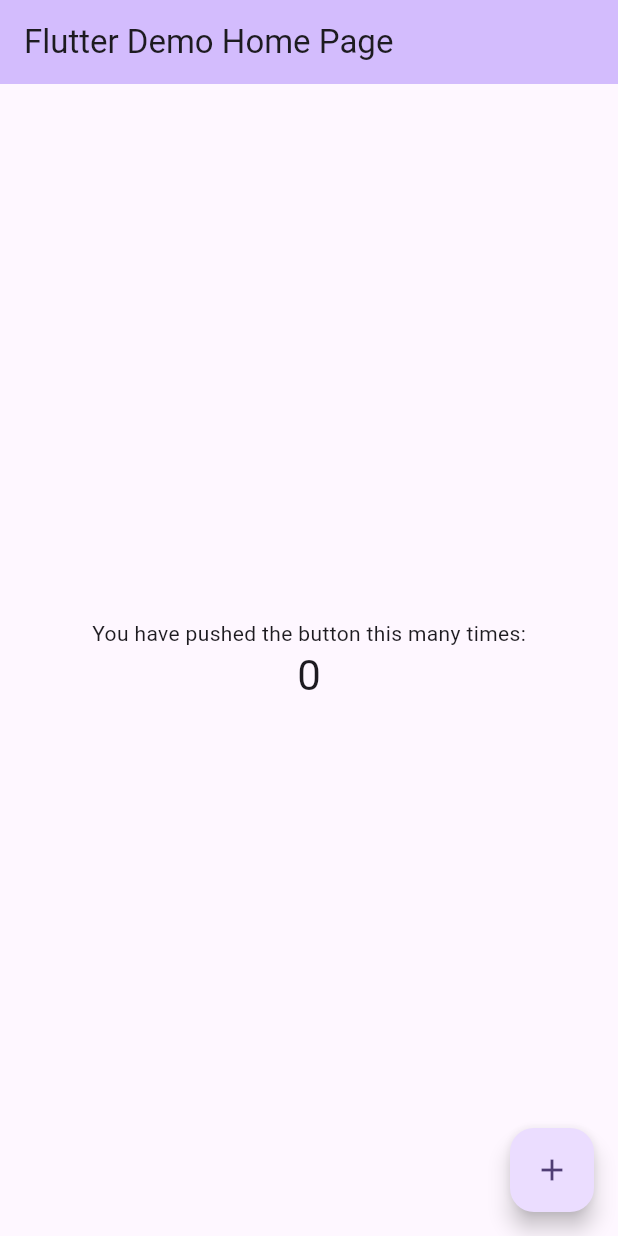
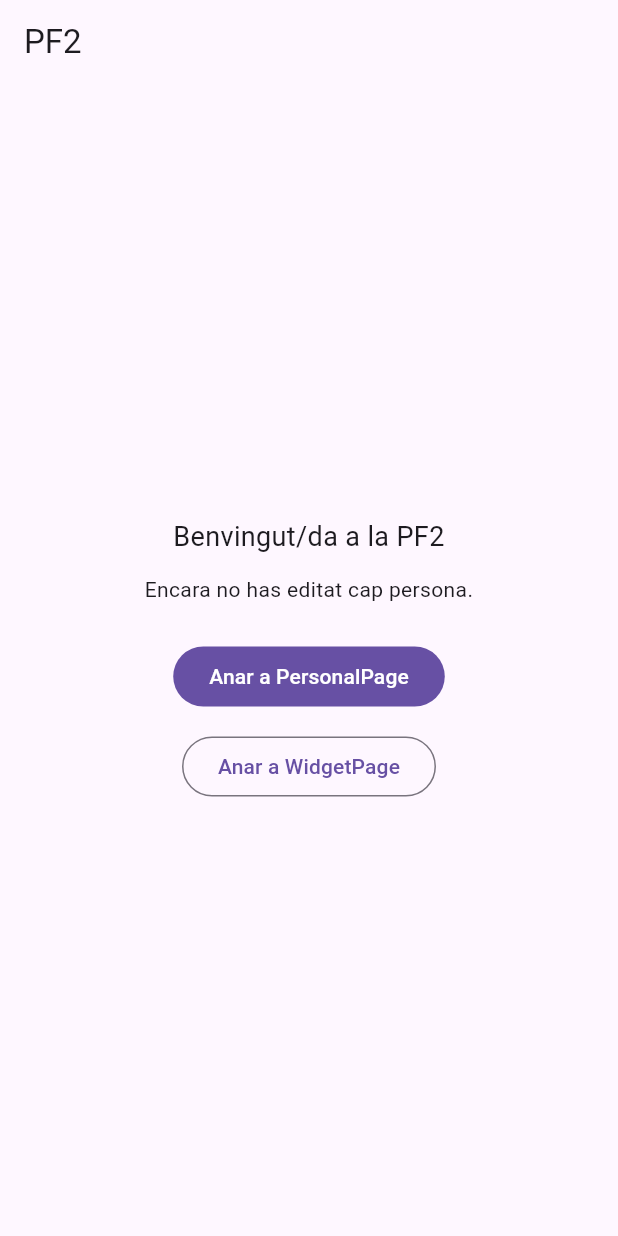
Before and after one commit to LluisPM90/pf2_lluis_perez, a Flutter app: the screen it shows after launch, on a phone screen of 412 x 824 dp. Run offline on Flutter 3.47's test engine with Material 3 defaults, Android fonts, the phone set to English and light mode, and no system bars.

```diff
--- a/lib/main.dart
+++ b/lib/main.dart
@@ -1,122 +1,21 @@
 import 'package:flutter/material.dart';
+import 'screens/home_page.dart';
 
 void main() {
-  runApp(const MyApp());
+  runApp(const Pf2App());
 }
 
-class MyApp extends StatelessWidget {
-  const MyApp({super.key});
+class Pf2App extends StatelessWidget {
+  // Stateless: no manté estat intern; només configura l'app.
+  const Pf2App({super.key});
 
-  // This widget is the root of your application.
   @override
   Widget build(BuildContext context) {
     return MaterialApp(
-      title: 'Flutter Demo',
-      theme: ThemeData(
-        // This is the theme of your application.
-        //
-        // TRY THIS: Try running your application with "flutter run". You'll see
-        // the application has a purple toolbar. Then, without quitting the app,
-        // try changing the seedColor in the colorScheme below to Colors.green
-        // and then invoke "hot reload" (save your changes or press the "hot
-        // reload" button in a Flutter-supported IDE, or press "r" if you used
-        // the command line to start the app).
-        //
-        // Notice that the counter didn't reset back to zero; the application
-        // state is not lost during the reload. To reset the state, use hot
-        // restart instead.
-        //
-        // This works for code too, not just values: Most code changes can be
-        // tested with just a hot reload.
-        colorScheme: .fromSeed(seedColor: Colors.deepPurple),
-      ),
-      home: const MyHomePage(title: 'Flutter Demo Home Page'),
+      title: 'PMDM PRACTICA 2 FLUTTER',
+      debugShowCheckedModeBanner: false,
+      theme: ThemeData(useMaterial3: true),
+      home: const HomePage(),
     );
   }
 }
-
-class MyHomePage extends StatefulWidget {
-  const MyHomePage({super.key, required this.title});
-
-  // This widget is the home page of your application. It is stateful, meaning
-  // that it has a State object (defined below) that contains fields that affect
-  // how it looks.
-
-  // This class is the configuration for the state. It holds the values (in this
-  // case the title) provided by the parent (in this case the App widget) and
-  // used by the build method of the State. Fields in a Widget subclass are
-  // always marked "final".
-
-  final String title;
-
-  @override
-  State<MyHomePage> createState() => _MyHomePageState();
-}
-
-class _MyHomePageState extends State<MyHomePage> {
-  int _counter = 0;
-
-  void _incrementCounter() {
-    setState(() {
-      // This call to setState tells the Flutter framework that something has
-      // changed in this State, which causes it to rerun the build method below
-      // so that the display can reflect the updated values. If we changed
-      // _counter without calling setState(), then the build method would not be
-      // called again, and so nothing would appear to happen.
-      _counter++;
-    });
-  }
-
-  @override
-  Widget build(BuildContext context) {
-    // This method is rerun every time setState is called, for instance as done
-    // by the _incrementCounter method above.
-    //
-    // The Flutter framework has been optimized to make rerunning build methods
-    // fast, so that you can just rebuild anything that needs updating rather
-    // than having to individually change instances of widgets.
-    return Scaffold(
-      appBar: AppBar(
-        // TRY THIS: Try changing the color here to a specific color (to
-        // Colors.amber, perhaps?) and trigger a hot reload to see the AppBar
-        // change color while the other colors stay the same.
-        backgroundColor: Theme.of(context).colorScheme.inversePrimary,
-        // Here we take the value from the MyHomePage object that was created by
-        // the App.build method, and use it to set our appbar title.
-        title: Text(widget.title),
-      ),
-      body: Center(
-        // Center is a layout widget. It takes a single child and positions it
-        // in the middle of the parent.
-        child: Column(
-          // Column is also a layout widget. It takes a list of children and
-          // arranges them vertically. By default, it sizes itself to fit its
-          // children horizontally, and tries to be as tall as its parent.
-          //
-          // Column has various properties to control how it sizes itself and
-          // how it positions its children. Here we use mainAxisAlignment to
-          // center the children vertically; the main axis here is the vertical
-          // axis because Columns are vertical (the cross axis would be
-          // horizontal).
-          //
-          // TRY THIS: Invoke "debug painting" (choose the "Toggle Debug Paint"
-          // action in the IDE, or press "p" in the console), to see the
-          // wireframe for each widget.
-          mainAxisAlignment: .center,
-          children: [
-            const Text('You have pushed the button this many times:'),
-            Text(
-              '$_counter',
-              style: Theme.of(context).textTheme.headlineMedium,
-            ),
-          ],
-        ),
-      ),
-      floatingActionButton: FloatingActionButton(
-        onPressed: _incrementCounter,
-        tooltip: 'Increment',
-        child: const Icon(Icons.add),
-      ),
-    );
-  }
-}
--- /dev/null
+++ b/lib/models/persona.dart
@@ -0,0 +1,28 @@
+class Persona {
+  final String nom;
+  final String cognom;
+  final DateTime dataNaixement;
+  final String correu;
+  final String contrasenya;
+
+  const Persona({
+    required this.nom,
+    required this.cognom,
+    required this.dataNaixement,
+    required this.correu,
+    required this.contrasenya,
+  });
+
+  // Valors per defecte (per enviar des de HomePage)
+  factory Persona.defaultValues() {
+    return Persona(
+      nom: "Nom",
+      cognom: "Cognom",
+      dataNaixement: DateTime(2000, 1, 1),
+      correu: "exemple@demo.com",
+      contrasenya: "1234",
+    );
+  }
+
+  String get nomComplet => "$nom $cognom";
+}
--- /dev/null
+++ b/lib/screens/home_page.dart
@@ -0,0 +1,77 @@
+import 'package:flutter/material.dart';
+import '../models/persona.dart';
+import 'personal_page.dart';
+import 'widget_page.dart';
+
+class HomePage extends StatefulWidget {
+  // Stateful: perquè hem d'actualitzar la UI quan rebem la Persona retornada.
+  const HomePage({super.key});
+
+  @override
+  State<HomePage> createState() => _HomePageState();
+}
+
+class _HomePageState extends State<HomePage> {
+  Persona? _personaRebuda;
+
+  Future<void> _anarAPersonal() async {
+    final personaInicial = Persona.defaultValues();
+
+    // push() retorna un Future. Quan la pantalla fa pop(persona), aquí la rebem.
+    final resultat = await Navigator.push<Persona>(
+      context,
+      MaterialPageRoute(
+        builder: (_) => PersonalPage(personaInicial: personaInicial),
+      ),
+    );
+
+    if (resultat != null) {
+      setState(() => _personaRebuda = resultat);
+    }
+  }
+
+  void _anarAWidgets() {
+    Navigator.push(
+      context,
+      MaterialPageRoute(builder: (_) => const WidgetPage()),
+    );
+  }
+
+  @override
+  Widget build(BuildContext context) {
+    final textResultat = (_personaRebuda == null)
+        ? "Encara no has editat cap persona."
+        : "Persona rebuda: ${_personaRebuda!.nomComplet}";
+
+    return Scaffold(
+      appBar: AppBar(title: const Text("PF2")),
+      body: Center(
+        child: Padding(
+          padding: const EdgeInsets.all(16),
+          child: Column(
+            mainAxisSize: MainAxisSize.min,
+            children: [
+              const Text(
+                "Benvingut/da a la PF2",
+                textAlign: TextAlign.center,
+                style: TextStyle(fontSize: 18),
+              ),
+              const SizedBox(height: 12),
+              Text(textResultat, textAlign: TextAlign.center),
+              const SizedBox(height: 24),
+              FilledButton(
+                onPressed: _anarAPersonal,
+                child: const Text("Anar a PersonalPage"),
+              ),
+              const SizedBox(height: 12),
+              OutlinedButton(
+                onPressed: _anarAWidgets,
+                child: const Text("Anar a WidgetPage"),
+              ),
+            ],
+          ),
+        ),
+      ),
+    );
+  }
+}
```
Also changed, not shown: lib/screens/personal_page.dart (added, +152 -0 lines), lib/screens/widget_page.dart (added, +85 -0 lines).
